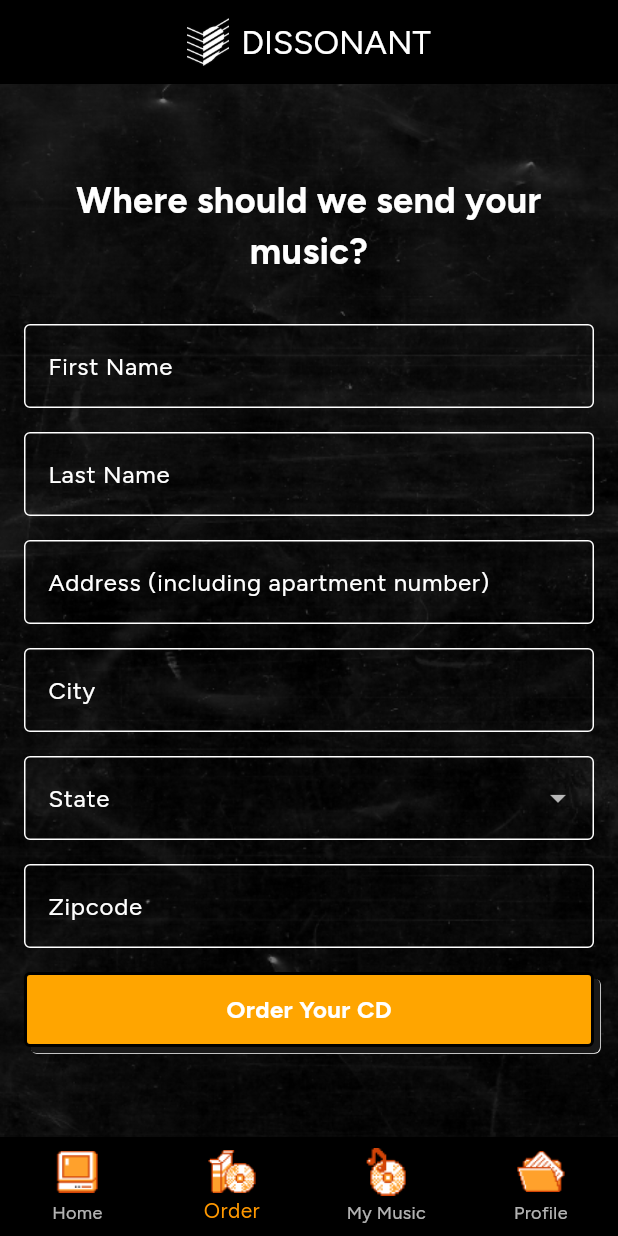
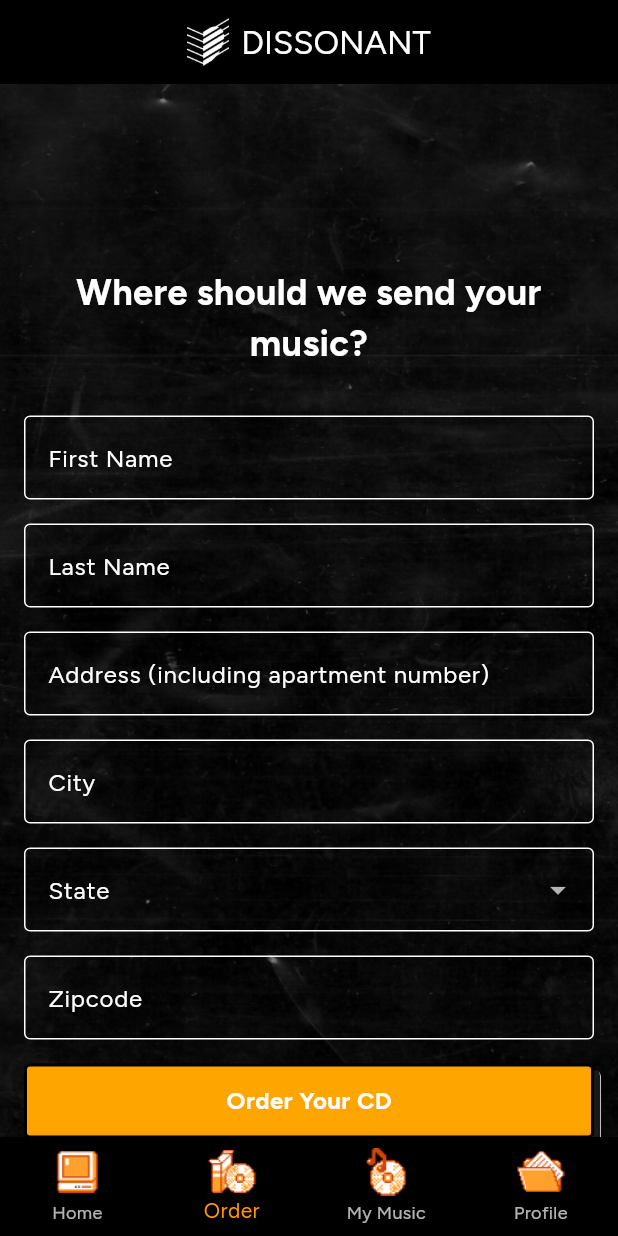
Before and after one commit to kogner258/newapp, a Flutter app: the screen it shows once a user with an empty profile is signed in, item 2 of the bottom bar chosen, on a phone screen of 412 x 824 dp. Run offline on Flutter 3.47's test engine with Material 3 defaults, Android fonts, the phone set to English and light mode, and no system bars; drawn by our look-alikes of keyboard_actions; our stand-ins replace carousel_slider, cloud_firestore, firebase_auth, firebase_core, firebase_storage, flutter_secure_storage and 3 more; missing offline and left inert: flutter_stripe; accounts and stored records are empty.

Commit message:
newest commits

```diff
--- a/lib/screens/order_screen.dart
+++ b/lib/screens/order_screen.dart
@@ -1,4 +1,5 @@
 import 'package:flutter/material.dart';
+import 'package:keyboard_actions/keyboard_actions.dart';
 import 'package:provider/provider.dart';
 import 'package:firebase_auth/firebase_auth.dart';
 import 'package:cloud_firestore/cloud_firestore.dart';
@@ -29,16 +30,72 @@ class _OrderScreenState extends State<OrderScreen> {
   bool _showPlaceOrderMessage = false;
 
   final List<String> _states = [
-    'AL', 'AK', 'AZ', 'AR', 'CA', 'CO', 'CT', 'DE', 'FL', 'GA', 'HI', 'ID', 'IL',
-    'IN', 'IA', 'KS', 'KY', 'LA', 'ME', 'MD', 'MA', 'MI', 'MN', 'MS', 'MO', 'MT',
-    'NE', 'NV', 'NH', 'NJ', 'NM', 'NY', 'NC', 'ND', 'OH', 'OK', 'OR', 'PA', 'RI',
-    'SC', 'SD', 'TN', 'TX', 'UT', 'VT', 'VA', 'WA', 'WV', 'WI', 'WY'
+    'AL',
+    'AK',
+    'AZ',
+    'AR',
+    'CA',
+    'CO',
+    'CT',
+    'DE',
+    'FL',
+    'GA',
+    'HI',
+    'ID',
+    'IL',
+    'IN',
+    'IA',
+    'KS',
+    'KY',
+    'LA',
+    'ME',
+    'MD',
+    'MA',
+    'MI',
+    'MN',
+    'MS',
+    'MO',
+    'MT',
+    'NE',
+    'NV',
+    'NH',
+    'NJ',
+    'NM',
+    'NY',
+    'NC',
+    'ND',
+    'OH',
+    'OK',
+    'OR',
+    'PA',
+    'RI',
+    'SC',
+    'SD',
+    'TN',
+    'TX',
+    'UT',
+    'VT',
+    'VA',
+    'WA',
+    'WV',
+    'WI',
+    'WY'
   ];
+
+  // Define FocusNodes for the fields
+  final FocusNode _zipcodeFocusNode = FocusNode();
 
   @override
   void initState() {
     super.initState();
     _fetchMostRecentOrderStatus();
+  }
+
+  @override
+  void dispose() {
+    // Dispose of the FocusNodes
+    _zipcodeFocusNode.dispose();
+    super.dispose();
   }
 
   /// Fetches the most recent order based on the timestamp field
@@ -65,7 +122,8 @@ class _OrderScreenState extends State<OrderScreen> {
           if (status == 'returned') {
             _showPlaceOrderMessage = true; // Show message for 'returned' status
           } else if (status == 'returnConfirmed' || status == 'kept') {
-            _showPlaceOrderMessage = false; // Show form for 'returnConfirmed' or 'kept' status
+            _showPlaceOrderMessage =
+                false; // Show form for 'returnConfirmed' or 'kept' status
           }
           _isLoading = false;
         });
@@ -85,23 +143,32 @@ class _OrderScreenState extends State<OrderScreen> {
     final user = FirebaseAuth.instance.currentUser;
 
     return Scaffold(
+      resizeToAvoidBottomInset: true, // Adjusts body when keyboard appears
       body: BackgroundWidget(
         child: _isLoading
             ? Center(
                 child: CircularProgressIndicator(),
               )
-            : Center(
-                child: SingleChildScrollView(
+            : SingleChildScrollView(
+                // Removed Center widget here
                 child: ConstrainedBox(
-                    constraints: BoxConstraints(maxWidth: 600),
+                  constraints: BoxConstraints(
+                    maxWidth: 600,
+                    minHeight: MediaQuery.of(context).size.height,
+                  ),
                   child: Padding(
-                      padding: EdgeInsets.all(16.0),
+                    padding: EdgeInsets.only(
+                      left: 16.0,
+                      right: 16.0,
+                      bottom: MediaQuery.of(context).viewInsets.bottom +
+                          16.0, // Adjust for keyboard
+                      top: 16.0,
+                    ),
                     child: _hasOrdered
                         ? _showPlaceOrderMessage
                             ? _buildPlaceOrderMessage()
                             : _buildOrderForm(orderModel, user)
                         : _buildOrderForm(orderModel, user),
-                    ),
                   ),
                 ),
               ),
@@ -120,7 +187,9 @@ class _OrderScreenState extends State<OrderScreen> {
   }
 
   Widget _buildOrderForm(OrderModel orderModel, User? user) {
-    return Form(
+    return KeyboardActions(
+      config: _buildKeyboardActionsConfig(),
+      child: Form(
         key: _formKey,
         child: Column(
           mainAxisAlignment: MainAxisAlignment.center,
@@ -266,6 +335,7 @@ class _OrderScreenState extends State<OrderScreen> {
             ),
             SizedBox(height: 16.0),
             TextFormField(
+              focusNode: _zipcodeFocusNode, // Assign the FocusNode
               decoration: InputDecoration(
                 labelText: 'Zipcode',
                 border: OutlineInputBorder(),
@@ -287,10 +357,17 @@ class _OrderScreenState extends State<OrderScreen> {
             RetroButton(
               text: 'Order Your CD',
               onPressed: () {
+                FocusScope.of(context).unfocus(); // Dismiss the keyboard
                 if (_formKey.currentState?.validate() ?? false) {
-                final address = '$_firstName $_lastName\n$_address\n$_city, $_state $_zipcode';
-                _firestoreService.addOrder(user?.uid ?? '', address).then((_) {
-                  FirebaseFirestore.instance.collection('users').doc(user?.uid).update({
+                  final address =
+                      '$_firstName $_lastName\n$_address\n$_city, $_state $_zipcode';
+                  _firestoreService
+                      .addOrder(user?.uid ?? '', address)
+                      .then((_) {
+                    FirebaseFirestore.instance
+                        .collection('users')
+                        .doc(user?.uid)
+                        .update({
                       'hasOrdered': true,
                     });
                     if (!mounted) return;
@@ -304,6 +381,33 @@ class _OrderScreenState extends State<OrderScreen> {
             ),
           ],
         ),
+      ),
+    );
+  }
+
+  KeyboardActionsConfig _buildKeyboardActionsConfig() {
+    return KeyboardActionsConfig(
+      keyboardActionsPlatform: KeyboardActionsPlatform.ALL,
+      actions: [
+        KeyboardActionsItem(
+          focusNode: _zipcodeFocusNode,
+          toolbarButtons: [
+            (node) {
+              return GestureDetector(
+                onTap: () => node.unfocus(),
+                child: Padding(
+                  padding: EdgeInsets.all(8.0),
+                  child: Text(
+                    'Done',
+                    style: TextStyle(
+                        color: Colors.blue, fontWeight: FontWeight.bold),
+                  ),
+                ),
+              );
+            },
+          ],
+        ),
+      ],
     );
   }
 
```
Also changed, not shown: pubspec.yaml (+12 -11 lines), pubspec.lock, 95 other files. Lines whose indentation alone changed are shown as unchanged.
